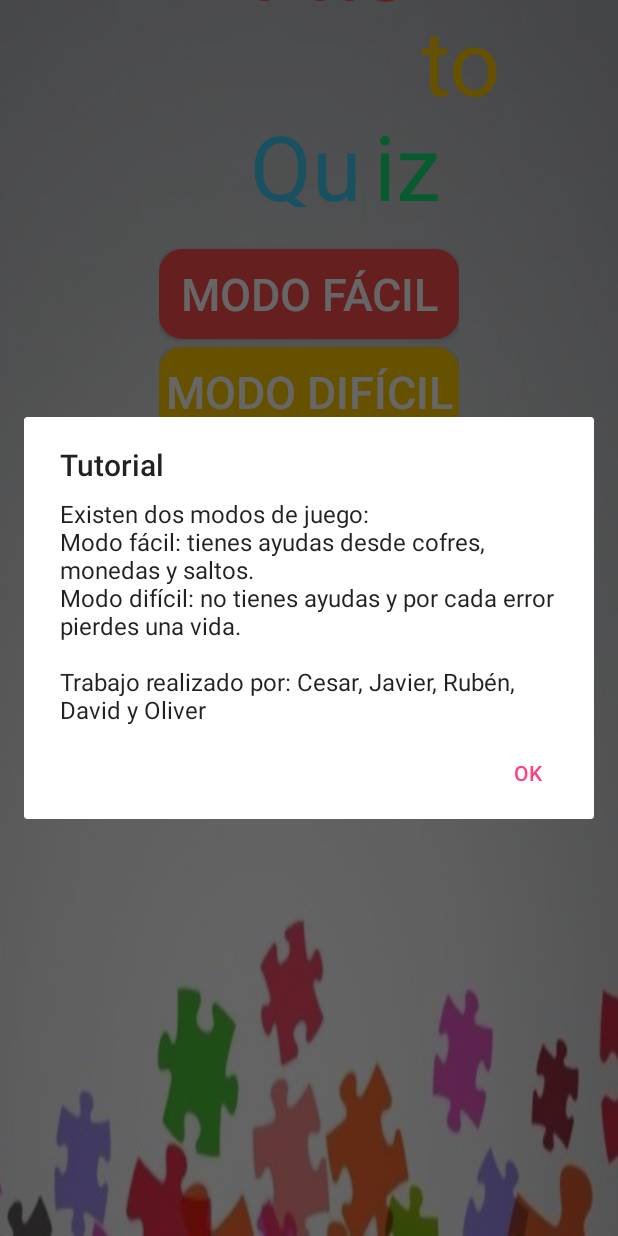
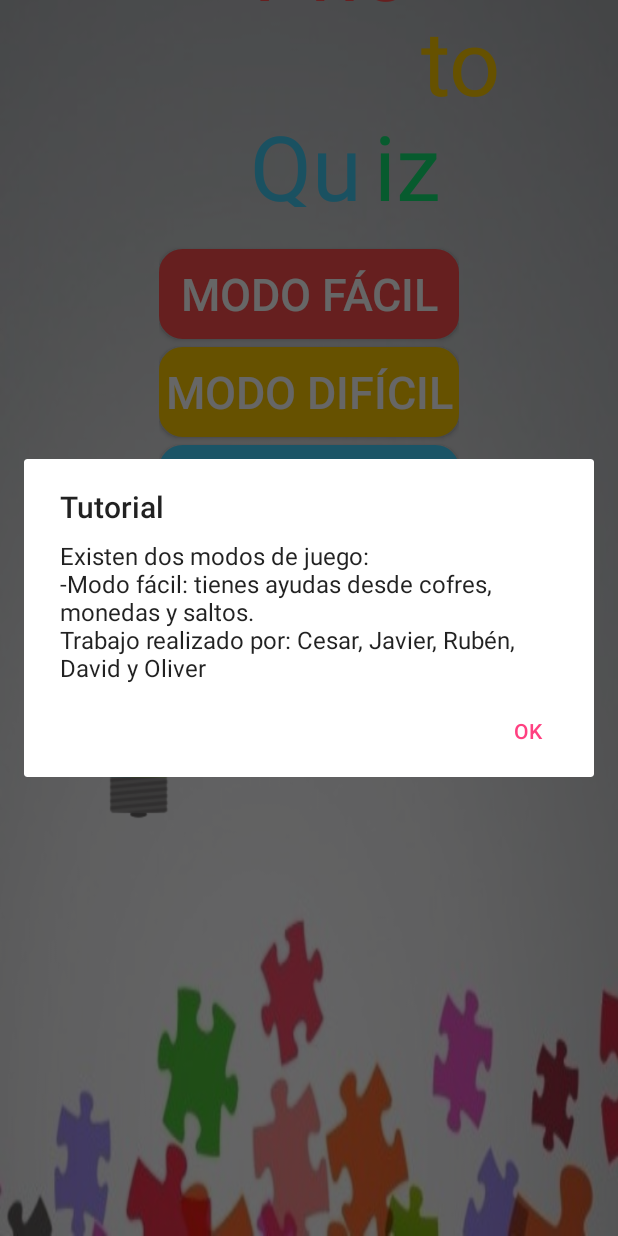
Before and after one commit to Elderneko/OSystem, an Android app: the screen it shows after launch (Menu), after a tap on "ACERCA DE", on a phone screen of 412 x 824 dp. Run offline under Robolectric (Android 15) with nearby library versions, the phone set to English and light mode, and no system bars.

Commit message:
cambios
Ultima hora

```diff
--- a/app/src/main/java/com/example/caesar/osystem/MainActivity.java
+++ b/app/src/main/java/com/example/caesar/osystem/MainActivity.java
@@ -204,7 +204,7 @@ public class MainActivity extends AppCompatActivity {
      * @return devuelve el valor de la imagen
      */
     public String randomImage() {
-        if (lista.size() > (tamanioLista-3)) { // Lo que se resta es el numero de preguntas
+        if (lista.size() > (tamanioLista-10)) { // Lo que se resta es el numero de preguntas
             int random = (int) (Math.random() * lista.size());
             String nombre = lista.get(random).toLowerCase();
             int resID = getResources().getIdentifier(nombre, "drawable", getPackageName());
--- a/app/src/main/java/com/example/caesar/osystem/Menu.java
+++ b/app/src/main/java/com/example/caesar/osystem/Menu.java
@@ -80,8 +80,7 @@ public class Menu extends AppCompatActivity {
 
     public void info(View v){
         creaAlerta("Tutorial","Existen dos modos de juego:\n" +
-                "Modo fácil: tienes ayudas desde cofres, monedas y saltos.\n" +
-                "Modo difícil: no tienes ayudas y por cada error pierdes una vida.\n\n" +
+                "-Modo fácil: tienes ayudas desde cofres, monedas y saltos.\n" +
                 "Trabajo realizado por: Cesar, Javier, Rubén, David y Oliver").show();
     }
 }
```
